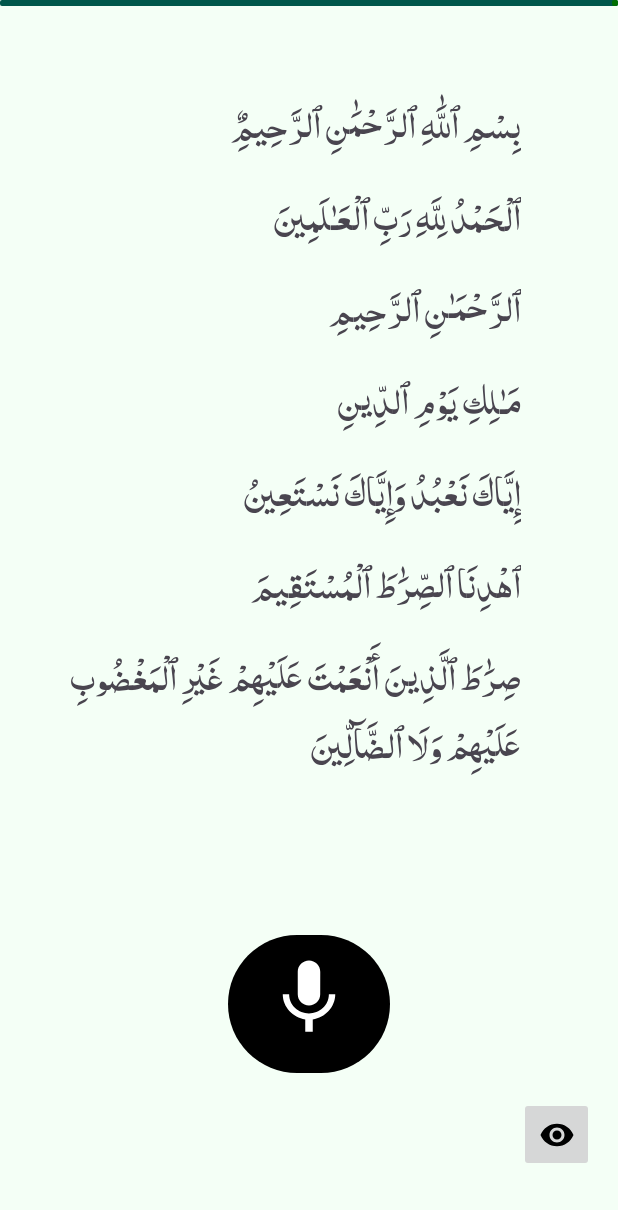
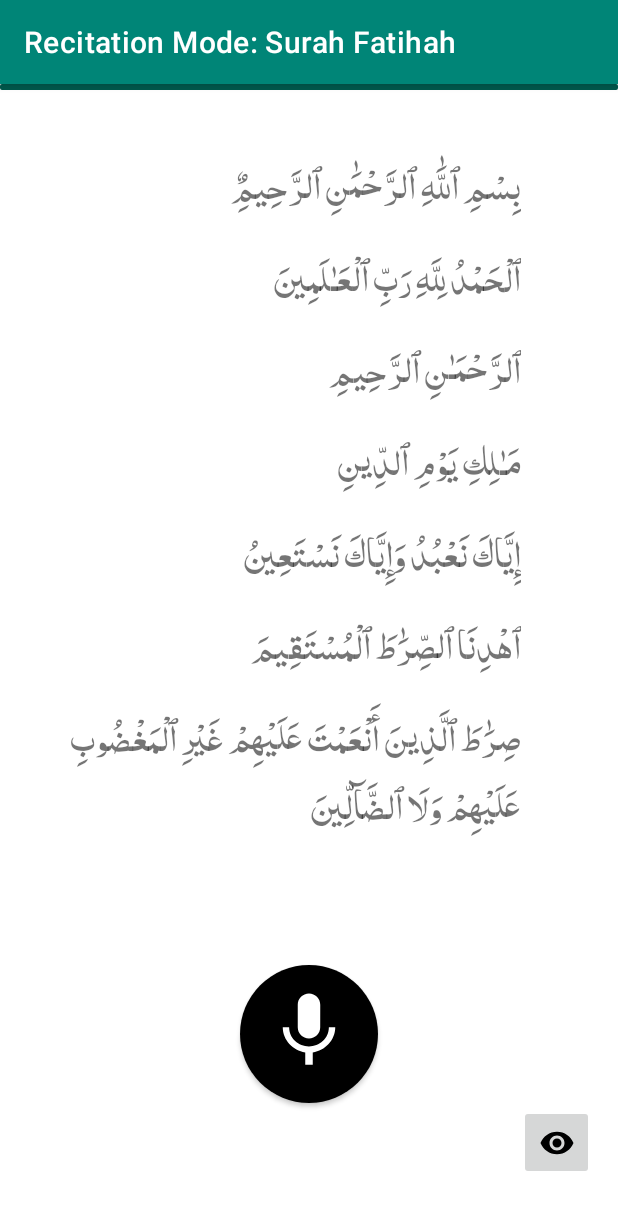
Before and after one commit to maq796113/QuranTutorAndroidAPP, an Android app: the RecitationActivity screen opened directly, with no data from a screen before it, on a phone screen of 412 x 824 dp. Shown: the top 1210 px of the screen. Run offline under Robolectric (Android 15) with nearby library versions, the phone set to English and light mode, and no system bars; our stand-ins replace Dagger/Hilt's generated code, Firebase (no records; nobody signed in at launch, a user with empty details on screens opened directly); libraries missing offline, so code that uses them is left out: com.anggrayudi.storage; 2 statements that could not run were skipped.

Commit message:
Updated 1557 hrs 2/7/2023

```diff
--- a/app/src/main/AndroidManifest.xml
+++ b/app/src/main/AndroidManifest.xml
@@ -22,7 +22,7 @@
         android:requestLegacyExternalStorage="true"
         android:roundIcon="@mipmap/ic_launcher_round"
         android:supportsRtl="true"
-        android:theme="@style/AppTheme"
+        android:theme="@style/Theme.QuranTutor"
         tools:targetApi="31">
 
         <activity
--- a/app/src/main/java/com/example/qurantutor/LoginActivity.kt
+++ b/app/src/main/java/com/example/qurantutor/LoginActivity.kt
@@ -49,7 +49,7 @@ class LoginActivity : AppCompatActivity() {
     private fun login(email: String, password: String) {
         auth.signInWithEmailAndPassword(email, password).addOnCompleteListener(this) { task ->
             if (task.isSuccessful) {
-                singleton.username = email
+                singleton.username = email.substringBefore("@")
                 val intent = Intent(this, DashboardActivity::class.java)
                 startActivity(intent)
             }
--- a/app/src/main/java/com/example/qurantutor/RecitationActivity.kt
+++ b/app/src/main/java/com/example/qurantutor/RecitationActivity.kt
@@ -220,6 +220,10 @@ class RecitationActivity : AppCompatActivity() {
             108 -> {
                 makeTextViewsClean()
                 surahn = "Surah Al-Kawthar"
+                binding.verse1.text = resources.getText(R.string.surah_al_kawthar_1)
+                binding.verse2.text = resources.getText(R.string.surah_al_kawthar_2)
+                binding.verse3.text = resources.getText(R.string.surah_al_kawthar_3)
+
             }
             109 -> {
                 makeTextViewsClean()
--- a/app/src/main/java/com/example/qurantutor/ResultActivity.kt
+++ b/app/src/main/java/com/example/qurantutor/ResultActivity.kt
@@ -31,7 +31,7 @@ class ResultActivity : AppCompatActivity() {
         viewModel = ViewModelProvider(this)[ResultActivityViewModel::class.java]
         val filename = intent.getStringExtra("fileName")
         Log.d("filename", filename.toString())
-        viewModel.getPost(filename!!, singleton.username, singleton.surahID)
+        viewModel.getPost(filename!!, singleton.username, singleton.surahID+1)
         viewModel.errorMssg
         lifecycleScope.launchWhenStarted {
             viewModel.observerStateFlow.collect {
--- a/app/src/main/java/com/example/qurantutor/ResultViewModelFragmentNoError.kt
+++ b/app/src/main/java/com/example/qurantutor/ResultViewModelFragmentNoError.kt
@@ -27,7 +27,7 @@ class ResultViewModelFragmentNoError : Fragment() {
         textViewBody = view.findViewById(R.id.bodyText)
         if (singleton.isLoading) {
             textViewTitle.text = resources.getString(R.string.bleu_score)
-            val bleuScore = ((arguments?.getFloat("bleuScore")?.toInt())?.times(100))
+            val bleuScore = (arguments?.getFloat("bleuScore")?.times(100))?.toInt()
             textViewBody.text = String.format(resources.getString(R.string.bleu_score_text), bleuScore.toString())
             return view
         }
--- a/app/src/main/java/com/example/qurantutor/SignUpActivity.kt
+++ b/app/src/main/java/com/example/qurantutor/SignUpActivity.kt
@@ -98,7 +98,6 @@ class SignUpActivity : AppCompatActivity() {
                 if (it.isSuccessful) {
                     // Sign in success, update UI with the signed-in user's information
                     Toast.makeText(this, "Success", Toast.LENGTH_LONG).show()
-                    singleton.username = email
                     val intent = Intent(this, LoginActivity::class.java)
                     startActivity(intent)
                 } else {
--- a/app/src/main/java/com/example/qurantutor/mongodb/Auth.kt
+++ b/app/src/main/java/com/example/qurantutor/mongodb/Auth.kt
@@ -1,9 +1,9 @@
 package com.example.qurantutor.mongodb
 
 
-import com.example.qurantutor.BuildConfig
+
 import io.realm.kotlin.mongodb.App
-import io.realm.kotlin.mongodb.AppConfiguration
+
 import io.realm.kotlin.mongodb.Credentials
 
 object Auth {
--- a/app/src/main/res/layout/activity_recitation.xml
+++ b/app/src/main/res/layout/activity_recitation.xml
@@ -26,7 +26,7 @@
         android:id="@+id/verses"
         android:layout_width="342dp"
         android:layout_height="540dp"
-        android:layout_marginTop="15dp"
+        android:layout_marginTop="20dp"
         app:layout_constraintBottom_toTopOf="@+id/mic"
         app:layout_constraintEnd_toEndOf="parent"
         app:layout_constraintHorizontal_bias="0.492"
@@ -184,16 +184,16 @@
 
     <ImageButton
         android:id="@+id/toggleVisibility"
+        android:layout_width="wrap_content"
+        android:layout_height="wrap_content"
+        android:layout_marginTop="1dp"
+        android:layout_marginEnd="16dp"
+        android:contentDescription="@string/hide"
         android:minWidth="50dp"
         android:minHeight="50dp"
-        android:layout_width="wrap_content"
-        android:layout_height="wrap_content"
-        android:layout_marginTop="16dp"
-        android:layout_marginEnd="16dp"
         app:layout_constraintEnd_toEndOf="parent"
         app:layout_constraintTop_toBottomOf="@id/mic"
-        app:srcCompat="@drawable/baseline_remove_red_eye_24"
-        android:contentDescription="@string/hide"/>
+        app:srcCompat="@drawable/baseline_remove_red_eye_24" />
 
 
 </androidx.constraintlayout.widget.ConstraintLayout>
--- a/app/src/main/res/values/strings.xml
+++ b/app/src/main/res/values/strings.xml
@@ -109,9 +109,11 @@
     <string name="surah_al_maun_6"></string>
     <string name="surah_al_maun_7"></string>
 
-    <string name="surah_al_kawthar_1"></string>
-    <string name="surah_al_kawthar_2"></string>
-    <string name="surah_al_kawthar_3"></string>
+    <string name="surah_al_kawthar_1">إِنَّآ أَعْطَيْنَـٰكَ ٱلْكَوْثَرَ</string>
+    <string name="surah_al_kawthar_2">فَصَلِّ لِرَبِّكَ وَٱنْحَرْ</string>
+    <string name="surah_al_kawthar_3">إِنَّ شَانِئَكَ هُوَ ٱلْأَبْتَرُ</string>
+
+
 
 
     <string name="surah_al_kafirun_1"></string>
@@ -153,7 +155,7 @@
     <string name="error">ERROR</string>
     <string name="wrongLang">"This Ain't Even Arabic"</string>
     <string name="error_505">ERROR 505</string>
-    <string name="bleu_score_text">%s%</string>
+    <string name="bleu_score_text">%s</string>
     <string name="welcome">Welcome %s</string>
     <string name="surah">Surah</string>
     <string name="gender">Gender</string>
```
Also changed, not shown: app/src/main/java/com/example/qurantutor/DashboardActivity.kt (+3 -5 lines), app/src/main/java/com/example/qurantutor/MainActivity.kt (+7 -7 lines), app/src/main/java/com/example/qurantutor/mongodb/RealmObjectDataModel.kt (+17 -16 lines), build.gradle (+1 -7 lines).
